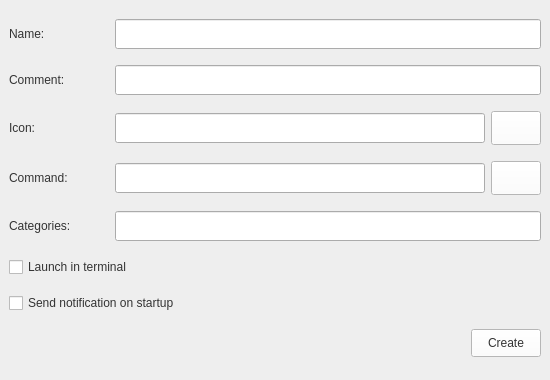
lenemter/desktop-entry-creator, file MainWindow_ui.ui: the form before one commit.
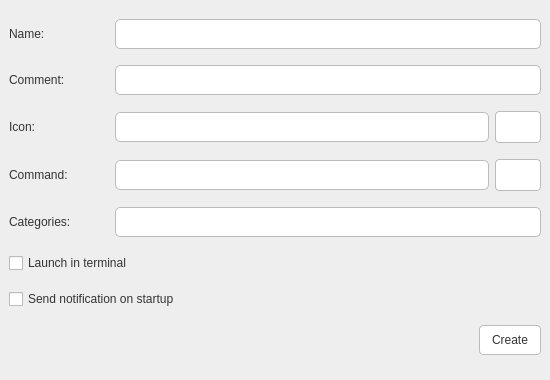
The form after the commit. Icons and pictures are not drawn.

Commit message: Show error when running on Windows; New stylesheet

```diff
--- a/MainWindow_ui.ui
+++ b/MainWindow_ui.ui
@@ -41,16 +41,20 @@
 }
 
 QPushButton {
+    padding: 6.5px 12px;
+    border-radius: 4px;
 	background-color: #fff;
-	padding: 6px 16px;
+    border: 1px solid #bbb;
 }
 
 #icon_button, #command_button {
-	padding: 9px 8px;
+	padding: 8px 6px;
 }
 
 QLineEdit {
 	padding: 6px;
+	border-radius: 5px;
+    border: 1px solid #bbb;
 }</string>
   </property>
   <widget class="QWidget" name="central_widget">
```
The commit also changes 3 other files.
